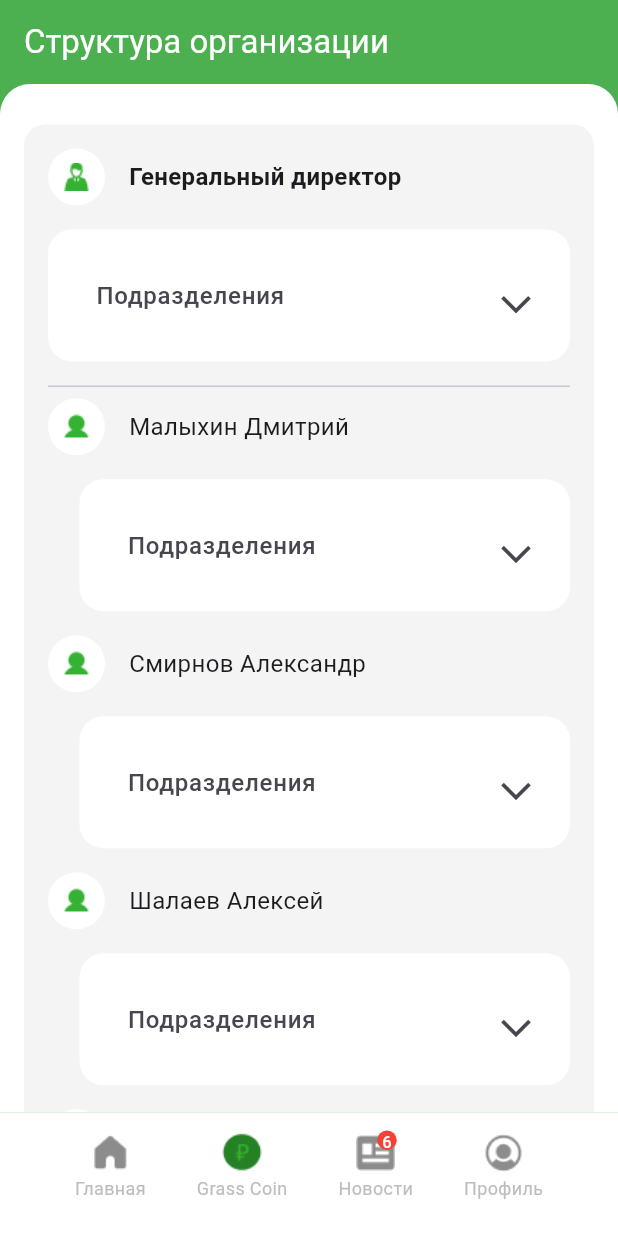
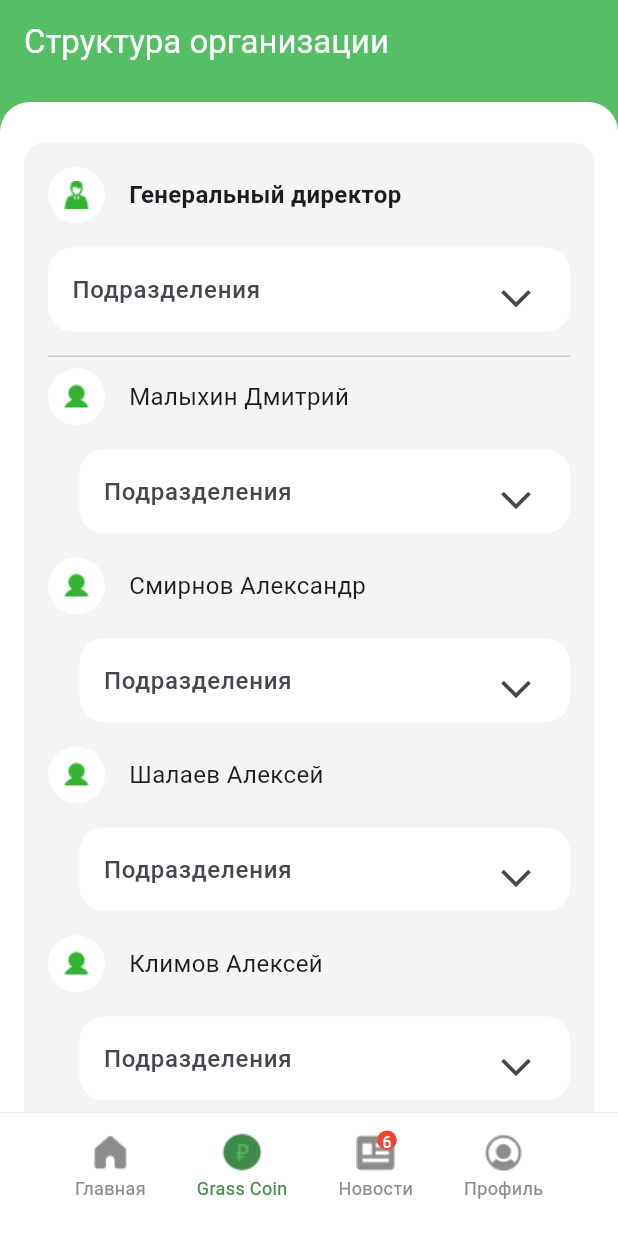
Before and after one commit to GachiB0y/tree_green_screen_flutter, a Flutter app: the screen it shows after launch, item 2 of the bottom bar chosen, on a phone screen of 412 x 824 dp. Run offline on Flutter 3.47's test engine with Material 2 defaults, Android fonts, the phone set to English and light mode, and no system bars.

Commit message:
refactor code

```diff
--- a/lib/theme/colors_theme.dart
+++ b/lib/theme/colors_theme.dart
@@ -1,7 +1,7 @@
 import 'package:flutter/material.dart';
 
 abstract class ColorsForWidget {
-  static const Color colorGreen = Color(0xFF34B233);
+  static const Color colorGreen = Color(0xFF56BE64);
   static const colorGrey = Color(0xFFBDBDBD);
   static const colorForBackgroundStruct = Color(0xFFF4F4F4);
   static const colorForButtomCancel = Color(0xFFEBEBEB);
--- a/lib/ui/component/tab_bar_widget.dart
+++ b/lib/ui/component/tab_bar_widget.dart
@@ -80,17 +80,16 @@ class _TabBarWidgetState extends State<TabBarWidget> {
     final isSelected = index == widget.index;
     return GestureDetector(
       onTap: () => widget.onChangeTab(index),
-      child: Column(
-        // mainAxisSize: MainAxisSize.min,
-        crossAxisAlignment: CrossAxisAlignment.center,
-        children: [
-          ColorFiltered(
+      child: ColorFiltered(
       colorFilter: ColorFilter.mode(
             isSelected
                 ? ColorsForWidget.colorGreen
                 : ColorsForWidget.colorGrey,
             BlendMode.modulate),
-              child: img),
+        child: Column(
+          crossAxisAlignment: CrossAxisAlignment.center,
+          children: [
+            img,
             Text(
               text,
               style:
@@ -98,6 +97,7 @@ class _TabBarWidgetState extends State<TabBarWidget> {
             ),
           ],
         ),
+      ),
     );
   }
 }
--- a/lib/ui/screen/structure_screen.dart
+++ b/lib/ui/screen/structure_screen.dart
@@ -14,15 +14,17 @@ class StructureScreen extends StatelessWidget {
     ];
     const style = TextStyle(color: Colors.white);
     return Scaffold(
-      backgroundColor: Colors.green,
+      backgroundColor: ColorsForWidget.colorGreen,
       appBar: AppBar(
         title: const Text(
           'Структура организации',
           style: style,
         ),
-        backgroundColor: Colors.green,
+        backgroundColor: ColorsForWidget.colorGreen,
       ),
-      body: ClipRRect(
+      body: Padding(
+        padding: const EdgeInsets.only(top:12.0),
+        child: ClipRRect(
           borderRadius: const BorderRadius.only(
               topLeft: Radius.circular(20), topRight: Radius.circular(20)),
           child: SingleChildScrollView(
@@ -55,7 +57,7 @@ class StructureScreen extends StatelessWidget {
                         height: 7.5,
                       ),
                       ListView.builder(
-                      scrollDirection: Axis.vertical,
+                        physics:const NeverScrollableScrollPhysics(),
                         shrinkWrap: true,
                         itemCount: 4,
                         itemBuilder: (BuildContext context, int index) {
@@ -67,6 +69,7 @@ class StructureScreen extends StatelessWidget {
                         },
                       ),
                     ],
+                  ),
                 ),
               ),
             ),
@@ -148,8 +151,6 @@ class _StructRowWidgetState extends State<_StructRowWidget> {
         ),
         widget.isGeneral
             ? Container(
-                padding:
-                    const EdgeInsets.only(left: 16.0, bottom: 16.0, top: 16.0),
                 decoration: BoxDecoration(
                   color: Colors.white,
                   borderRadius: BorderRadius.circular(16),
@@ -182,8 +183,6 @@ class _StructRowWidgetState extends State<_StructRowWidget> {
             : Padding(
                 padding: const EdgeInsets.only(left: 21.0, bottom: 16.0),
                 child: Container(
-                  padding: const EdgeInsets.only(
-                      left: 16.0, bottom: 16.0, top: 16.0),
                   decoration: BoxDecoration(
                     color: Colors.white,
                     borderRadius: BorderRadius.circular(16),
@@ -225,9 +224,11 @@ class _DropListElement extends StatelessWidget {
 
   @override
   Widget build(BuildContext context) {
-    return ListView.builder(
+    return Padding(
+      padding: const EdgeInsets.only(left: 16.0),
+      child: ListView.builder(
+          shrinkWrap: true,
           itemCount: items.length,
-        shrinkWrap: true,
           itemBuilder: (BuildContext context, int index) {
             return Padding(
               padding: const EdgeInsets.only(bottom: 17.0),
@@ -247,6 +248,7 @@ class _DropListElement extends StatelessWidget {
                 ),
               ),
             );
-        });
+          }),
+    );
   }
 }
```
Also changed, not shown: lib/ui/screen/user_frist_screen.dart (+56 -40 lines), assets/images/airplane.png (renamed from assets/images/first/airplane.png), assets/images/alarm.png (renamed from assets/images/first/alarm.png), assets/images/books.png (renamed from assets/images/first/books.png), assets/images/globe.png (renamed from assets/images/first/globe.png), assets/images/man.png (added), assets/images/map.png (renamed from assets/images/first/map.png), assets/images/note.png (renamed from assets/images/first/note.png), assets/images/thumbs_up.png (renamed from assets/images/first/thumbs_up.png), assets/images/tree_structure.png (renamed from assets/images/first/tree_structure.png). Lines whose indentation alone changed are shown as unchanged.
